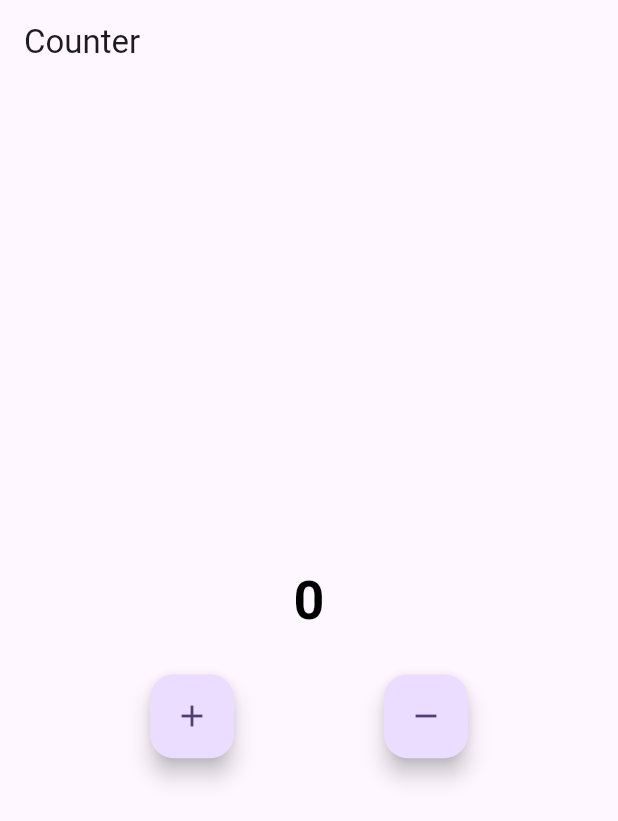
After one commit to carbon-ahs/flutter_counter_provider, a Flutter app: the CounterPage screen opened directly, on a phone screen of 412 x 824 dp. The commit adds this screen. Shown: the top 821 px of the screen. Run offline on Flutter 3.47's test engine with Material 3 defaults, Android fonts, the phone set to English and light mode, and no system bars.

Commit message:
UI is Ready to start task.

```diff
--- /dev/null
+++ b/lib/pages/counter_page.dart
@@ -0,0 +1,42 @@
+import 'package:flutter/material.dart';
+
+class CounterPage extends StatelessWidget {
+  const CounterPage({super.key});
+
+  @override
+  Widget build(BuildContext context) {
+    return Scaffold(
+      appBar: AppBar(
+        title: Text('Counter'),
+      ),
+      body: Column(
+        mainAxisAlignment: MainAxisAlignment.center,
+        crossAxisAlignment: CrossAxisAlignment.center,
+        children: [
+          Text(
+            '0',
+            style: TextStyle(
+              color: Colors.black,
+              fontWeight: FontWeight.bold,
+              fontSize: 36,
+            ),
+          ),
+          const SizedBox(height: 24),
+          Row(
+            mainAxisAlignment: MainAxisAlignment.spaceEvenly,
+            children: [
+              FloatingActionButton(
+                onPressed: () {},
+                child: const Icon(Icons.add),
+              ),
+              FloatingActionButton(
+                onPressed: () {},
+                child: const Icon(Icons.remove),
+              ),
+            ],
+          )
+        ],
+      ),
+    );
+  }
+}
```
Also changed, not shown: lib/pages/settings_page.dart (+10 -5 lines), lib/skeleton.dart (+12 -6 lines).
